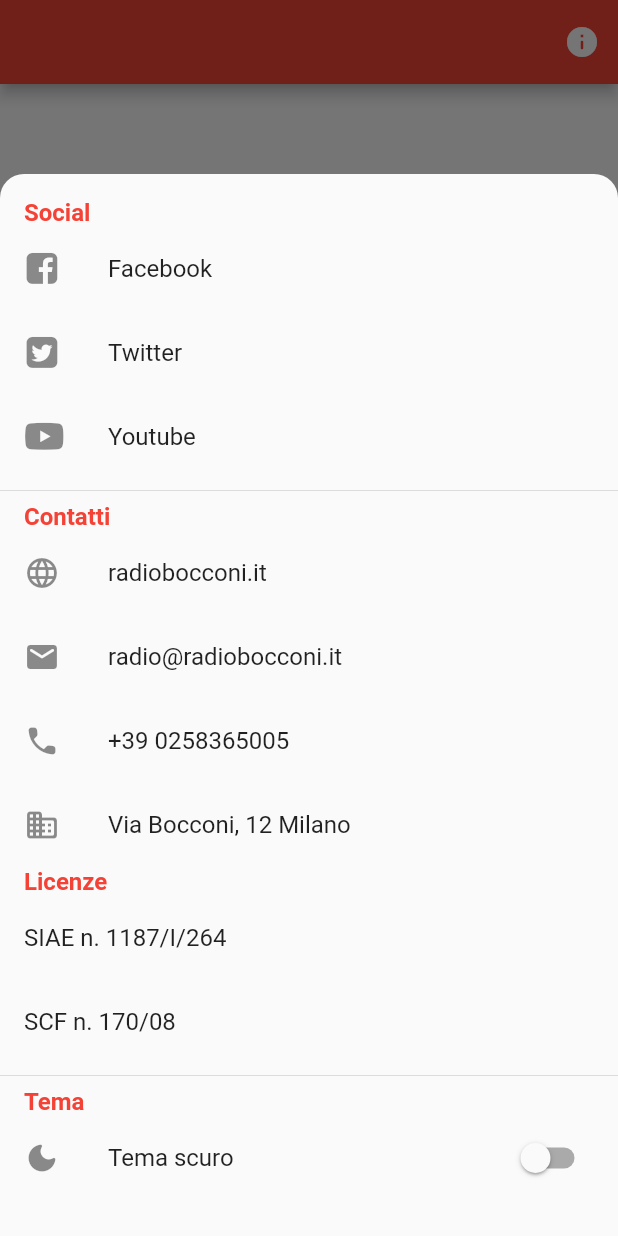
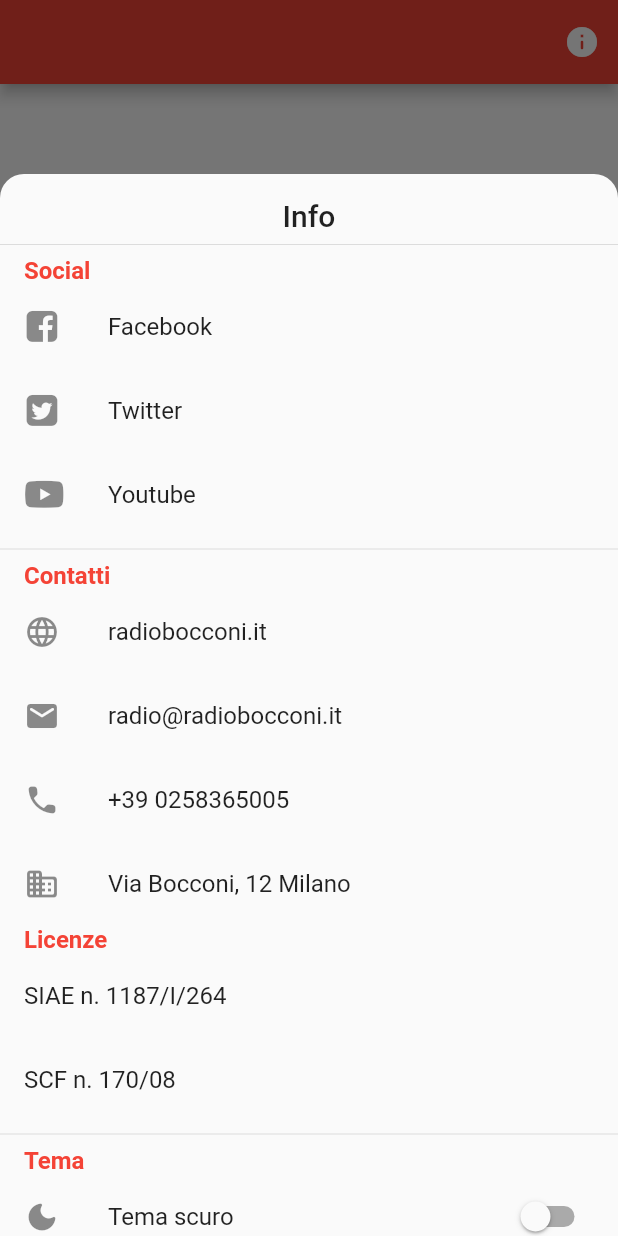
Before and after one commit to webion-hub/bocconi_radio, a Flutter app: the screen it shows after launch, item 3 of the bottom bar chosen, after a tap on the "info" icon, on a phone screen of 412 x 824 dp. Run offline on Flutter 3.47's test engine with Material 2 defaults, Android fonts, the phone set to English and light mode, and no system bars; our stand-ins replace get_it, injectable, rxdart, shared_preferences; missing offline and left inert: darq, webfeed; network calls fail.

Commit message:
update info page

```diff
--- a/lib/pages/info_page.dart
+++ b/lib/pages/info_page.dart
@@ -12,6 +12,14 @@
     return Container(
       padding: const EdgeInsets.only(top: 16),
       height: MediaQuery.of(context).size.height - 116,
+      child: Column(
+        children: [
+          Text(
+            "Info",
+            style: Theme.of(context).textTheme.headline6,
+          ),
+          const Divider(),
+          Expanded(
             child: ListView(
               children: const[
                 InfoTitle(title: "Social"),
@@ -67,6 +75,9 @@
                 InfoTitle(title: "Tema"),
                 ThemeSwitch(),
               ],
+            ),
+          )
+        ],
       )
     );
   }
```
Lines whose indentation alone changed are shown as unchanged.
